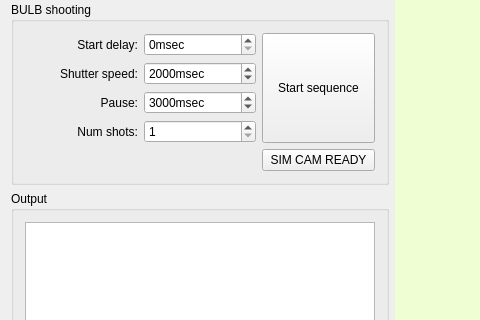
The window that MainWindow.ui (blackphil/AstroCameraRemote) describes before a commit, drawn with Qt 5; both pictures show x 0 to 480 and y 144 to 464 of the 1206 by 690 pixel window.
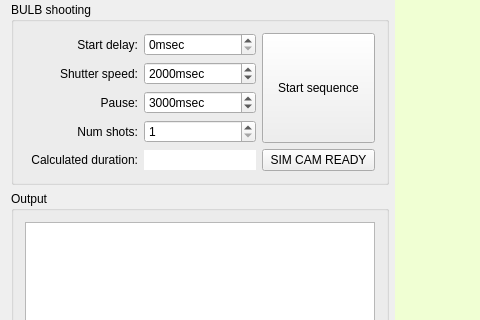
The same window after the commit.

Commit message: can stop running bulb shoot sequences now. Added pre-calculated bulb shoot sequence duration display.

Patch:
```diff
--- a/MainWindow.ui
+++ b/MainWindow.ui
@@ -244,6 +244,32 @@
          </property>
         </widget>
        </item>
+       <item row="4" column="0">
+        <widget class="QLabel" name="label_8">
+         <property name="text">
+          <string>Calculated duration:</string>
+         </property>
+         <property name="alignment">
+          <set>Qt::AlignRight|Qt::AlignTrailing|Qt::AlignVCenter</set>
+         </property>
+        </widget>
+       </item>
+       <item row="4" column="1">
+        <widget class="QLineEdit" name="calculatedDuration">
+         <property name="sizePolicy">
+          <sizepolicy hsizetype="Minimum" vsizetype="Fixed">
+           <horstretch>0</horstretch>
+           <verstretch>0</verstretch>
+          </sizepolicy>
+         </property>
+         <property name="frame">
+          <bool>false</bool>
+         </property>
+         <property name="readOnly">
+          <bool>true</bool>
+         </property>
+        </widget>
+       </item>
       </layout>
      </widget>
     </item>
```
The commit also changes 11 other files.
